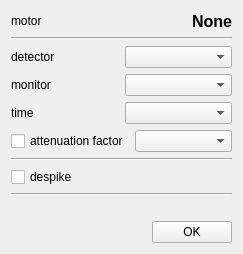
Qt form gui/iintobservable.ui (syncope/adapt) before a commit.
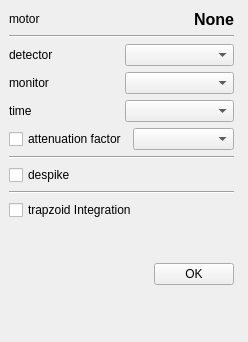
The same form after that commit.

Commit message: - minor update of the widget layout

What changed in the file:
```diff
--- a/gui/iintobservable.ui
+++ b/gui/iintobservable.ui
@@ -6,15 +6,22 @@
    <rect>
     <x>0</x>
     <y>0</y>
-    <width>243</width>
-    <height>254</height>
+    <width>248</width>
+    <height>342</height>
    </rect>
   </property>
   <property name="windowTitle">
    <string>Observable definition</string>
   </property>
-  <layout class="QGridLayout" name="gridLayout">
-   <item row="0" column="0">
+  <widget class="QWidget" name="horizontalLayoutWidget">
+   <property name="geometry">
+    <rect>
+     <x>9</x>
+     <y>9</y>
+     <width>225</width>
+     <height>276</height>
+    </rect>
+   </property>
     <layout class="QHBoxLayout" name="horizontalLayout_2">
      <item>
       <layout class="QVBoxLayout" name="verticalLayout">
@@ -558,6 +565,16 @@
          </property>
         </widget>
        </item>
+      <item>
+       <widget class="QCheckBox" name="trapintCheckBox">
+        <property name="text">
+         <string>trapzoid Integration</string>
+        </property>
+        <property name="tristate">
+         <bool>false</bool>
+        </property>
+       </widget>
+      </item>
        <item>
         <layout class="QHBoxLayout" name="horizontalLayout_7"/>
        </item>
@@ -601,8 +618,7 @@
       </layout>
      </item>
     </layout>
-   </item>
-  </layout>
+  </widget>
   <zorder>horizontalLayoutWidget</zorder>
   <zorder></zorder>
  </widget>
```
Lines whose indentation alone changed are shown as unchanged.
